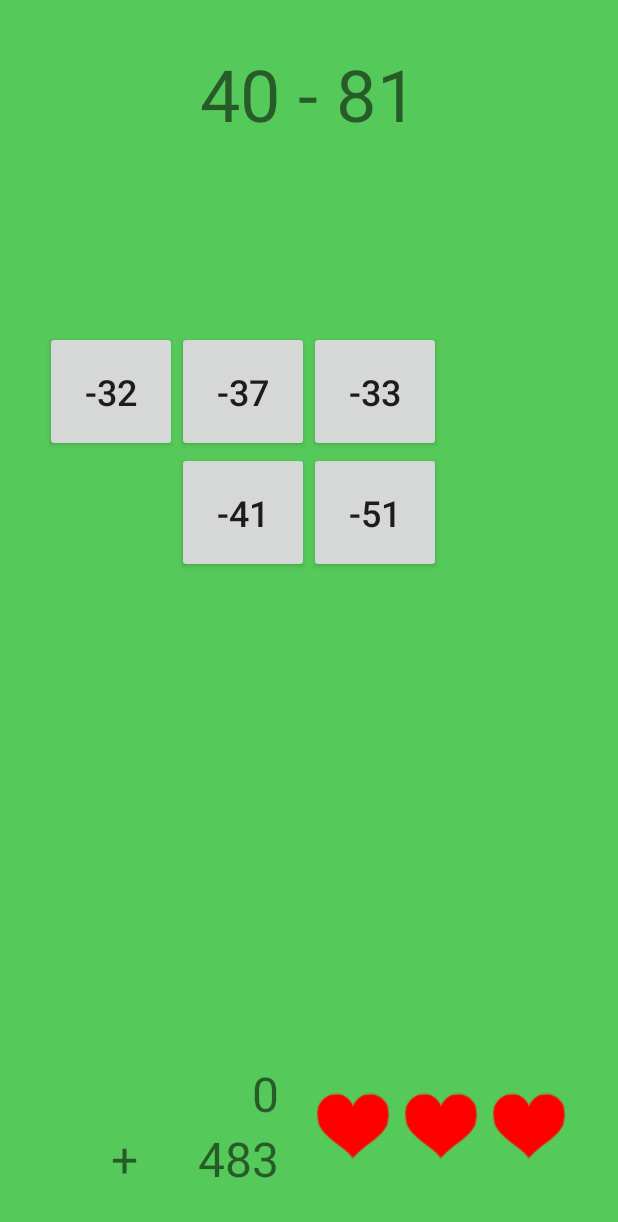
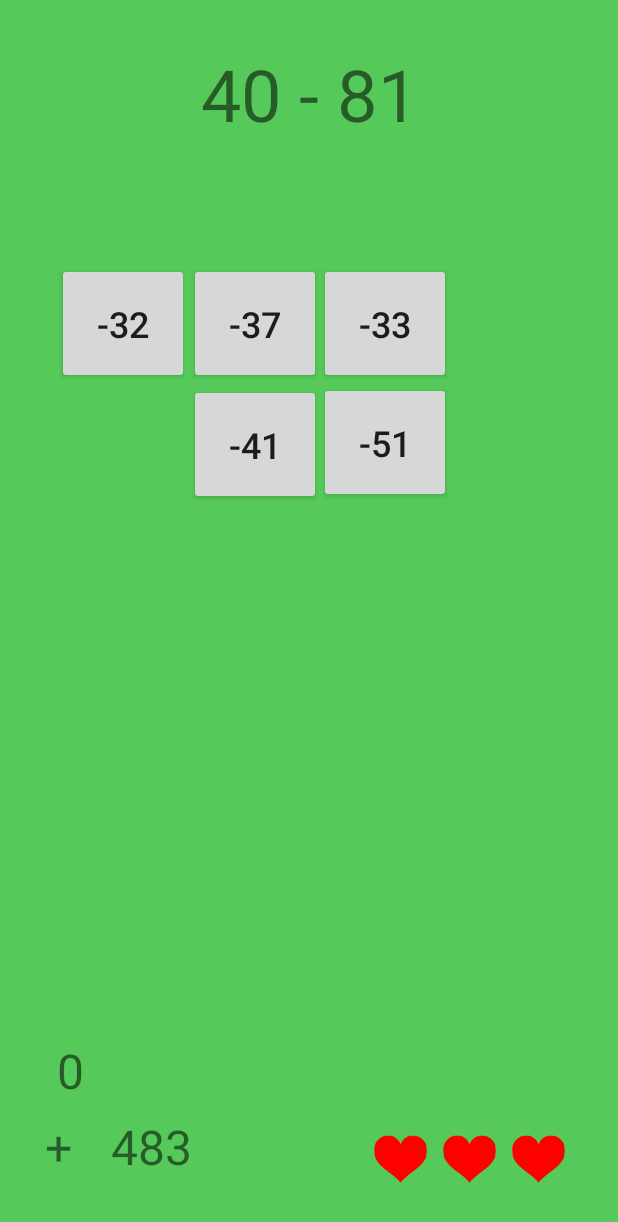
Before and after one commit to JeremyBowyer/MathTap, an Android app: the screen it shows after launch (MainActivity), on a phone screen of 412 x 824 dp. Shown: the top 1222 px of the screen. Run offline under Robolectric (Android 15) with nearby library versions, the phone set to English and light mode, and no system bars; our stand-ins replace ButterKnife.

Commit message:
Switched from relative layout to constraint layout.

```diff
--- a/app/src/main/res/layout/activity_main.xml
+++ b/app/src/main/res/layout/activity_main.xml
@@ -1,5 +1,5 @@
 <?xml version="1.0" encoding="utf-8"?>
-<android.widget.RelativeLayout xmlns:android="http://schemas.android.com/apk/res/android"
+<android.support.constraint.ConstraintLayout xmlns:android="http://schemas.android.com/apk/res/android"
                                              xmlns:app="http://schemas.android.com/apk/res-auto"
                                              xmlns:tools="http://schemas.android.com/tools"
                                              android:layout_width="match_parent"
@@ -12,164 +12,253 @@
         android:id="@+id/equationView"
         android:layout_width="wrap_content"
         android:layout_height="wrap_content"
-        android:layout_alignParentTop="true"
-        android:layout_centerHorizontal="true"
+        android:layout_marginLeft="0dp"
+        android:layout_marginRight="0dp"
+        android:layout_marginTop="0dp"
         android:textSize="48sp"
-        tools:text="100 + 100" />
+        app:layout_constraintLeft_toLeftOf="parent"
+        app:layout_constraintRight_toRightOf="parent"
+        app:layout_constraintTop_toTopOf="parent"
+        tools:layout_constraintLeft_creator="1"
+        tools:layout_constraintTop_creator="1"
+        tools:text="100 + 100"/>
 
-    <GridLayout
-        android:layout_width="match_parent"
-        android:layout_height="wrap_content"
-        android:layout_below="@+id/equationView"
-        android:layout_centerHorizontal="true"
-        android:layout_marginTop="45dp"
-        android:columnCount="3">
 
     <Button
         android:id="@+id/answer1"
         android:layout_width="wrap_content"
         android:layout_height="wrap_content"
+        android:layout_marginTop="0dp"
         android:padding="24dp"
         android:textSize="24sp"
-            tools:text="999"/>
+        app:layout_constraintTop_toBottomOf="@+id/equationView"
+        tools:layout_constraintBottom_creator="1"
+        tools:layout_constraintLeft_creator="1"
+        tools:layout_constraintTop_creator="1"
+        tools:text="999"
+        android:layout_marginLeft="8dp"
+        app:layout_constraintLeft_toLeftOf="parent"/>
 
     <Button
         android:id="@+id/answer2"
         android:layout_width="wrap_content"
         android:layout_height="wrap_content"
+        android:layout_marginLeft="0dp"
+        android:layout_marginTop="0dp"
         android:padding="24dp"
         android:textSize="24sp"
+        app:layout_constraintLeft_toRightOf="@+id/answer1"
+        app:layout_constraintTop_toBottomOf="@+id/equationView"
+        tools:layout_constraintLeft_creator="1"
+        tools:layout_constraintRight_creator="1"
+        tools:layout_constraintTop_creator="1"
         tools:text="999"/>
 
     <Button
         android:id="@+id/answer3"
         android:layout_width="wrap_content"
         android:layout_height="wrap_content"
+        android:layout_marginLeft="-1dp"
+        android:layout_marginTop="0dp"
         android:padding="24dp"
         android:textSize="24sp"
-            tools:text="999"/>
+        app:layout_constraintLeft_toRightOf="@+id/answer2"
+        app:layout_constraintTop_toBottomOf="@+id/equationView"
+        tools:layout_constraintLeft_creator="1"
+        tools:layout_constraintRight_creator="1"
+        tools:layout_constraintTop_creator="1"
+        tools:text="999"
+        android:layout_marginRight="8dp"
+        app:layout_constraintRight_toRightOf="parent"
+        app:layout_constraintHorizontal_bias="0.0"/>
 
     <Button
         android:id="@+id/answer4"
         android:layout_width="wrap_content"
         android:layout_height="wrap_content"
+        android:layout_marginTop="0dp"
         android:padding="24dp"
         android:textSize="24sp"
-            tools:text="999"/>
+        app:layout_constraintTop_toBottomOf="@+id/answer1"
+        tools:layout_constraintLeft_creator="1"
+        tools:layout_constraintRight_creator="1"
+        tools:layout_constraintTop_creator="1"
+        tools:text="999"
+        android:layout_marginLeft="8dp"
+        app:layout_constraintLeft_toLeftOf="parent"/>
 
     <Button
         android:id="@+id/answer5"
         android:layout_width="wrap_content"
         android:layout_height="wrap_content"
+        android:layout_marginLeft="0dp"
+        android:layout_marginTop="0dp"
         android:padding="24dp"
         android:textSize="24sp"
-            tools:text="999"/>
+        app:layout_constraintLeft_toRightOf="@+id/answer4"
+        app:layout_constraintTop_toBottomOf="@+id/answer2"
+        tools:layout_constraintLeft_creator="1"
+        tools:layout_constraintRight_creator="1"
+        tools:layout_constraintTop_creator="1"
+        tools:text="999"
+        />
 
     <Button
         android:id="@+id/answer6"
         android:layout_width="wrap_content"
         android:layout_height="wrap_content"
+        android:layout_marginLeft="-1dp"
+        android:layout_marginTop="0dp"
         android:padding="24dp"
         android:textSize="24sp"
-            tools:text="999"/>
+        app:layout_constraintLeft_toRightOf="@+id/answer5"
+        app:layout_constraintTop_toBottomOf="@+id/answer3"
+        tools:layout_constraintLeft_creator="1"
+        tools:layout_constraintRight_creator="1"
+        tools:layout_constraintTop_creator="1"
+        tools:text="999"
+        android:layout_marginRight="8dp"
+        app:layout_constraintRight_toRightOf="parent"
+        app:layout_constraintHorizontal_bias="0.0"/>
 
     <Button
         android:id="@+id/answer7"
         android:layout_width="wrap_content"
         android:layout_height="wrap_content"
+        android:layout_marginTop="-1dp"
         android:padding="24dp"
         android:textSize="24sp"
-            tools:text="999"/>
+        app:layout_constraintTop_toBottomOf="@+id/answer4"
+        tools:layout_constraintLeft_creator="1"
+        tools:layout_constraintRight_creator="1"
+        tools:layout_constraintTop_creator="1"
+        tools:text="999"
+        android:layout_marginLeft="8dp"
+        app:layout_constraintLeft_toLeftOf="parent"/>
 
     <Button
         android:id="@+id/answer8"
         android:layout_width="wrap_content"
         android:layout_height="wrap_content"
+        android:layout_marginLeft="0dp"
+        android:layout_marginTop="0dp"
         android:padding="24dp"
         android:textSize="24sp"
+        app:layout_constraintLeft_toRightOf="@+id/answer7"
+        app:layout_constraintTop_toBottomOf="@+id/answer5"
+        tools:layout_constraintLeft_creator="1"
+        tools:layout_constraintRight_creator="1"
+        tools:layout_constraintTop_creator="1"
         tools:text="999"/>
 
     <Button
         android:id="@+id/answer9"
         android:layout_width="wrap_content"
         android:layout_height="wrap_content"
+        android:layout_marginLeft="-1dp"
+        android:layout_marginTop="-1dp"
         android:padding="24dp"
         android:textSize="24sp"
-            tools:text="999"/>
-    </GridLayout>
+        app:layout_constraintLeft_toRightOf="@+id/answer8"
+        app:layout_constraintTop_toBottomOf="@+id/answer6"
+        tools:layout_constraintLeft_creator="1"
+        tools:layout_constraintRight_creator="1"
+        tools:layout_constraintTop_creator="1"
+        tools:text="999"
+        android:layout_marginRight="8dp"
+        app:layout_constraintRight_toRightOf="parent"
+        app:layout_constraintHorizontal_bias="0.0"/>
 
-    <LinearLayout
-        android:layout_width="match_parent"
-        android:layout_height="wrap_content"
-        android:layout_alignParentBottom="true"
-        android:orientation="horizontal">
-
-        <LinearLayout
-            android:layout_width="0dp"
-            android:layout_height="match_parent"
-            android:layout_weight="3"
-            android:orientation="vertical"
-            android:paddingRight="20dp">
 
     <TextView
         android:id="@+id/totalPointsView"
-                android:layout_width="match_parent"
+        android:layout_width="0dp"
         android:layout_height="wrap_content"
-                android:layout_weight="3"
+        android:layout_marginBottom="7dp"
         android:gravity="right"
         android:text="0"
-                android:textSize="32sp"/>
+        android:textSize="32sp"
+        app:layout_constraintBottom_toTopOf="@+id/bonusPointsView"
+        tools:layout_constraintLeft_creator="1"
+        tools:layout_constraintTop_creator="1"
+        android:layout_marginLeft="8dp"
+        app:layout_constraintLeft_toLeftOf="@+id/plusView"/>
 
-            <LinearLayout
-                android:layout_width="match_parent"
-                android:layout_height="wrap_content"
-                android:layout_weight="3"
-                android:orientation="horizontal">
 
     <TextView
         android:id="@+id/plusView"
         android:layout_width="0dp"
         android:layout_height="wrap_content"
-                    android:layout_weight="2"
+        android:layout_marginBottom="8dp"
         android:gravity="right"
         android:text="+"
-                    android:textSize="32sp"/>
+        android:textSize="32sp"
+        app:layout_constraintBottom_toBottomOf="parent"
+        app:layout_constraintLeft_toLeftOf="parent"
+        tools:layout_constraintLeft_creator="1"
+        tools:layout_constraintRight_creator="1"
+        tools:layout_constraintTop_creator="1"/>
 
     <TextView
         android:id="@+id/bonusPointsView"
         android:layout_width="0dp"
         android:layout_height="wrap_content"
-                    android:layout_alignParentBottom="true"
-                    android:layout_weight="3"
+        android:layout_marginBottom="8dp"
+        android:layout_marginLeft="8dp"
         android:gravity="right"
         android:text="1000"
-                    android:textSize="32sp"/>
-            </LinearLayout>
+        android:textSize="32sp"
+        app:layout_constraintBottom_toBottomOf="parent"
+        app:layout_constraintLeft_toRightOf="@+id/plusView"
+        app:layout_constraintTop_toBottomOf="@+id/answer1"
+        app:layout_constraintVertical_bias="1.0"
+        tools:layout_constraintBottom_creator="1"
+        tools:layout_constraintLeft_creator="1"
+        tools:layout_constraintTop_creator="1"/>
 
-        </LinearLayout>
 
     <ImageView
         android:id="@+id/heart1"
-            android:layout_width="0dp"
-            android:layout_height="match_parent"
-            android:layout_weight="1"
+        android:layout_width="wrap_content"
+        android:layout_height="wrap_content"
+        android:layout_marginBottom="0dp"
+        android:layout_marginRight="0dp"
         android:padding="5dp"
-            app:srcCompat="@drawable/heart"/>
+        app:layout_constraintBottom_toBottomOf="parent"
+        app:layout_constraintRight_toLeftOf="@+id/heart2"
+        app:srcCompat="@drawable/heart"
+        tools:layout_constraintLeft_creator="1"
+        tools:layout_constraintRight_creator="1"
+        tools:layout_constraintTop_creator="1"/>
 
     <ImageView
         android:id="@+id/heart2"
-            android:layout_width="0dp"
-            android:layout_height="match_parent"
-            android:layout_weight="1"
+        android:layout_width="wrap_content"
+        android:layout_height="wrap_content"
+        android:layout_marginBottom="0dp"
+        android:layout_marginRight="0dp"
         android:padding="5dp"
-            app:srcCompat="@drawable/heart"/>
+        app:layout_constraintBottom_toBottomOf="parent"
+        app:layout_constraintRight_toLeftOf="@+id/heart3"
+        app:srcCompat="@drawable/heart"
+        tools:layout_constraintLeft_creator="1"
+        tools:layout_constraintRight_creator="1"
+        tools:layout_constraintTop_creator="1"
+        />
 
     <ImageView
         android:id="@+id/heart3"
-            android:layout_width="0dp"
-            android:layout_height="match_parent"
-            android:layout_weight="1"
+        android:layout_width="wrap_content"
+        android:layout_height="wrap_content"
+        android:layout_marginBottom="0dp"
+        android:layout_marginRight="0dp"
         android:padding="5dp"
-            app:srcCompat="@drawable/heart"/>
-    </LinearLayout>
-</android.widget.RelativeLayout>
+        app:layout_constraintBottom_toBottomOf="parent"
+        app:layout_constraintRight_toRightOf="parent"
+        app:srcCompat="@drawable/heart"
+        tools:layout_constraintLeft_creator="1"
+        tools:layout_constraintRight_creator="1"
+        tools:layout_constraintTop_creator="1"
+        />
+
+</android.support.constraint.ConstraintLayout>
```
Lines whose indentation alone changed are shown as unchanged.
